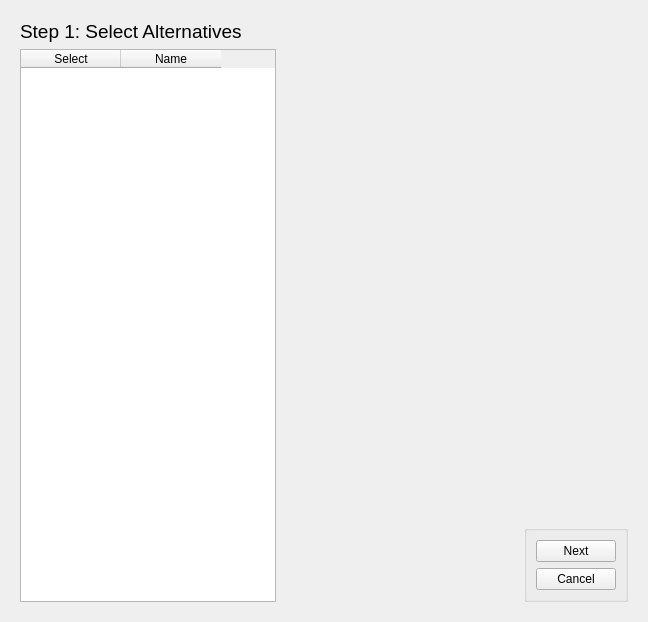
Ecotrust/delphos, file src/gui/mca_wizard.ui: the form before one commit.
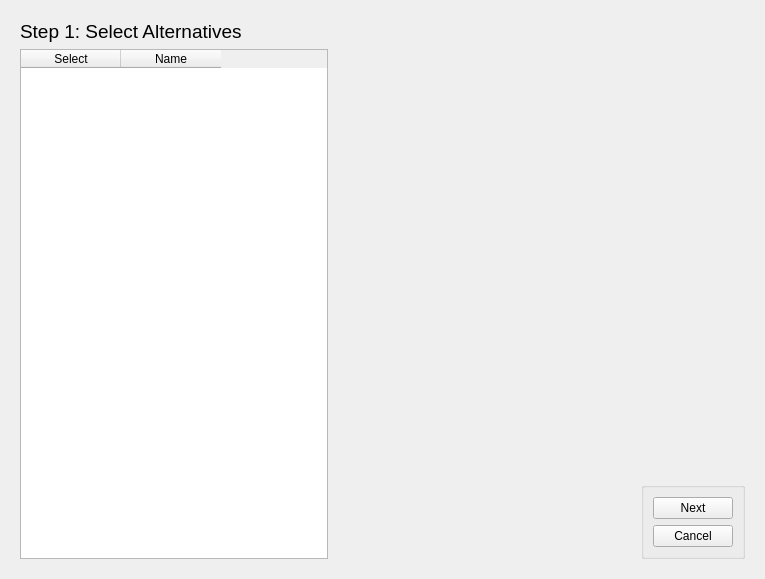
The form after the commit. Custom widgets are drawn as their Qt base class.

Commit message: mca input data collected correctly and validated, weighting ui partially implemented, removed special check box, using the positing in ui table for lookup instead of actually storing the db id

```diff
--- a/src/gui/mca_wizard.ui
+++ b/src/gui/mca_wizard.ui
@@ -5,8 +5,8 @@
    <rect>
     <x>0</x>
     <y>0</y>
-    <width>648</width>
-    <height>622</height>
+    <width>765</width>
+    <height>579</height>
    </rect>
   </property>
   <property name="windowTitle" >
@@ -837,6 +837,11 @@
    <extends>QTableWidget</extends>
    <header>InputMcaTableWidget.h</header>
   </customwidget>
+  <customwidget>
+   <class>WeightMcaTableWidget</class>
+   <extends>QTableWidget</extends>
+   <header>WeightMcaTableWidget.h</header>
+  </customwidget>
  </customwidgets>
  <resources/>
  <connections/>
```
Left out of the diff: 7 changed lines with no effect on the pictures. The commit also changes 7 other files.
